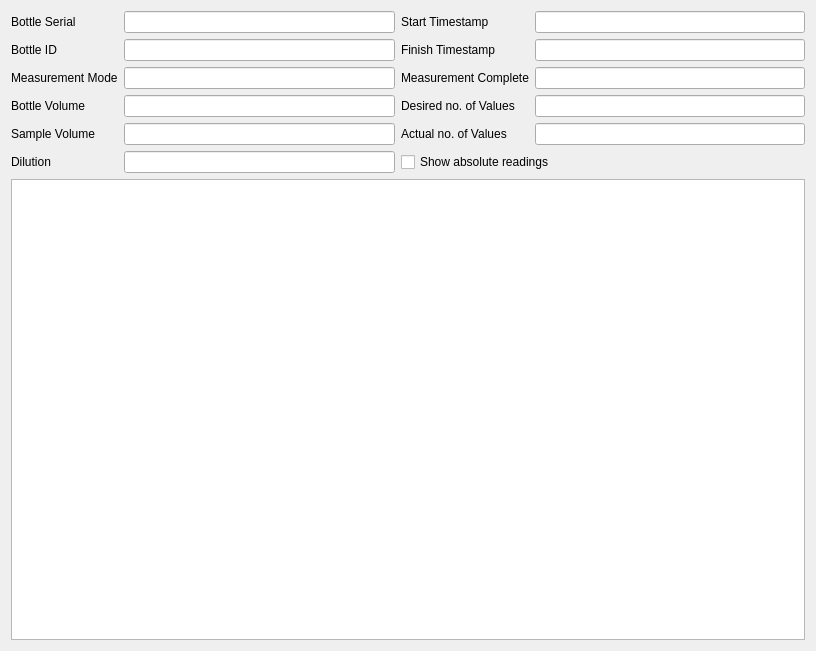
This is oxitopdump/oxitopview/bottle_window.ui in waveform-computing/oxitopped as Qt 5 draws it before an edit. The edited form follows.
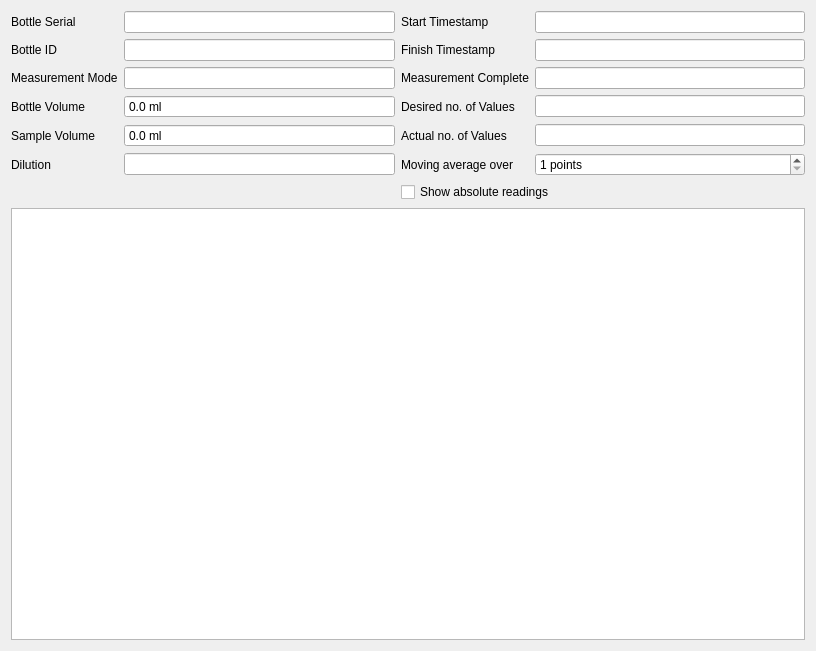
This is the edited form.

Commit message:
Added graphs to bottle readings view
... and moving averages too!

```diff
--- a/oxitopdump/oxitopview/bottle_window.ui
+++ b/oxitopdump/oxitopview/bottle_window.ui
@@ -138,13 +138,6 @@
        </property>
       </widget>
      </item>
-     <item row="3" column="1">
-      <widget class="QLineEdit" name="bottle_volume_edit">
-       <property name="readOnly">
-        <bool>true</bool>
-       </property>
-      </widget>
-     </item>
      <item row="0" column="2">
       <widget class="QLabel" name="start_timestamp_label">
        <property name="text">
@@ -179,20 +172,6 @@
        </property>
       </widget>
      </item>
-     <item row="4" column="1">
-      <widget class="QLineEdit" name="sample_volume_edit">
-       <property name="readOnly">
-        <bool>true</bool>
-       </property>
-      </widget>
-     </item>
-     <item row="5" column="2" colspan="2">
-      <widget class="QCheckBox" name="absolute_check">
-       <property name="text">
-        <string>Show absolute readings</string>
-       </property>
-      </widget>
-     </item>
      <item row="5" column="0">
       <widget class="QLabel" name="dilution_label">
        <property name="text">
@@ -206,6 +185,65 @@
      <item row="5" column="1">
       <widget class="QLineEdit" name="dilution_edit"/>
      </item>
+     <item row="5" column="2">
+      <widget class="QLabel" name="average_label">
+       <property name="text">
+        <string>Moving average over</string>
+       </property>
+      </widget>
+     </item>
+     <item row="5" column="3">
+      <widget class="QSpinBox" name="average_spin">
+       <property name="suffix">
+        <string> points</string>
+       </property>
+       <property name="minimum">
+        <number>1</number>
+       </property>
+       <property name="maximum">
+        <number>50</number>
+       </property>
+      </widget>
+     </item>
+     <item row="6" column="2" colspan="2">
+      <widget class="QCheckBox" name="absolute_check">
+       <property name="text">
+        <string>Show absolute readings</string>
+       </property>
+      </widget>
+     </item>
+     <item row="3" column="1">
+      <widget class="QDoubleSpinBox" name="bottle_volume_spin">
+       <property name="readOnly">
+        <bool>true</bool>
+       </property>
+       <property name="buttonSymbols">
+        <enum>QAbstractSpinBox::NoButtons</enum>
+       </property>
+       <property name="suffix">
+        <string> ml</string>
+       </property>
+       <property name="decimals">
+        <number>1</number>
+       </property>
+      </widget>
+     </item>
+     <item row="4" column="1">
+      <widget class="QDoubleSpinBox" name="sample_volume_spin">
+       <property name="readOnly">
+        <bool>true</bool>
+       </property>
+       <property name="buttonSymbols">
+        <enum>QAbstractSpinBox::NoButtons</enum>
+       </property>
+       <property name="suffix">
+        <string> ml</string>
+       </property>
+       <property name="decimals">
+        <number>1</number>
+       </property>
+      </widget>
+     </item>
     </layout>
    </item>
    <item>
```
Left out of the diff: 13 changed lines with no effect on the pictures. The commit also changes 5 other files.
